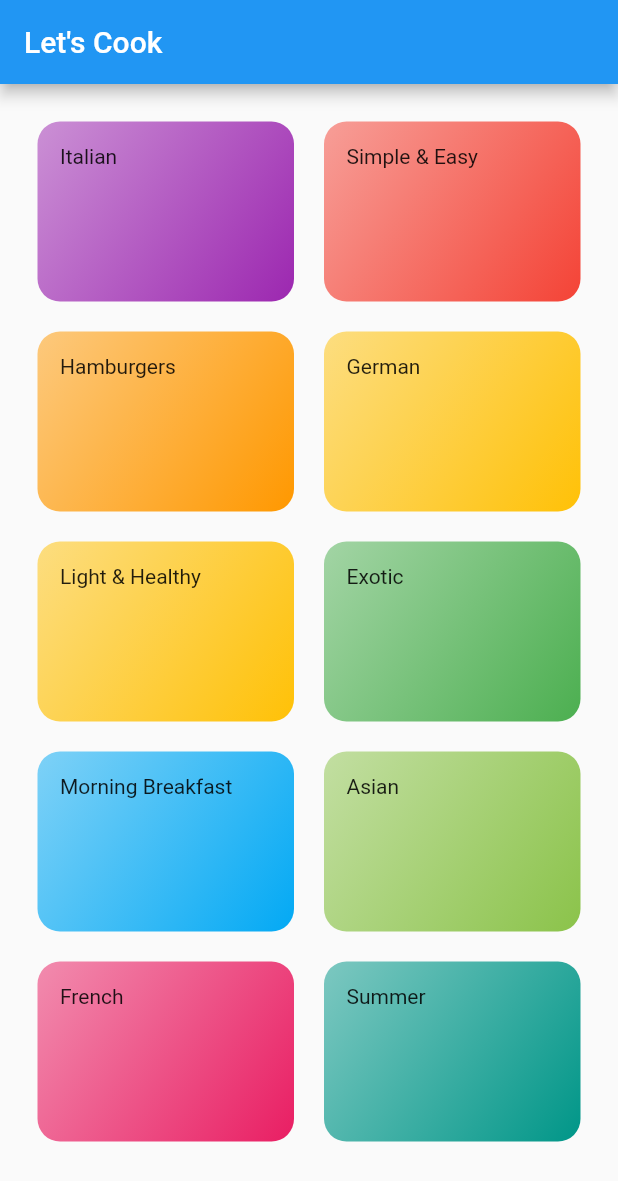
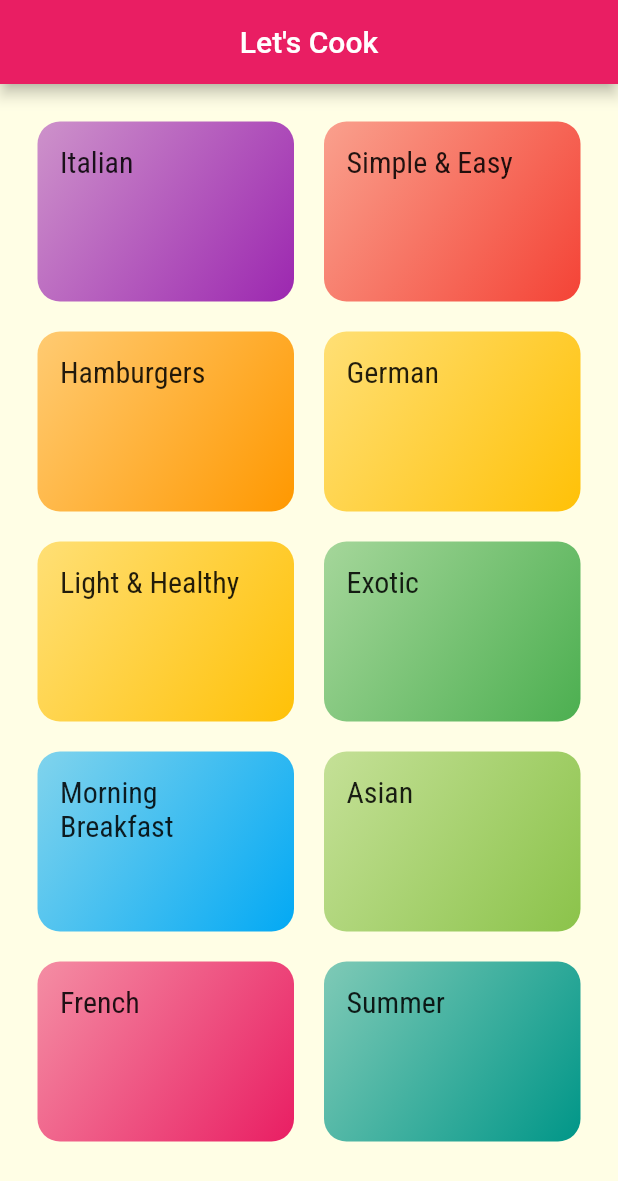
Before and after one commit to davmag91/meals, a Flutter app: the screen it shows after launch, on a phone screen of 412 x 824 dp. Shown: the top 1181 px of the screen. Run offline on Flutter 3.47's test engine with Material 2 defaults, Android fonts, the phone set to English and light mode, and no system bars.

Commit message:
Add themes

```diff
--- a/lib/components/category_item.dart
+++ b/lib/components/category_item.dart
@@ -10,7 +10,6 @@ class CategoryItem extends StatelessWidget {
   Widget build(BuildContext context) {
     return Container(
       padding: const EdgeInsets.all(15),
-      child: Text(category!.title),
       decoration: BoxDecoration(
         borderRadius: BorderRadius.circular(15),
         gradient: LinearGradient(
@@ -20,7 +19,12 @@ class CategoryItem extends StatelessWidget {
           ],
           begin: Alignment.topLeft,
           end: Alignment.bottomRight,
-          )),
+        ),
+      ),
+      child: Text(
+        category!.title,
+        style: Theme.of(context).textTheme.titleMedium,
+      ),
     );
   }
 }
--- a/lib/main.dart
+++ b/lib/main.dart
@@ -11,7 +11,19 @@ class MyApp extends StatelessWidget {
     return MaterialApp(
         title: 'Daily Meals',
         theme: ThemeData(
-          primarySwatch: Colors.blue,
+          colorScheme: ColorScheme.fromSwatch(primarySwatch: Colors.pink)
+              .copyWith(secondary: Colors.amber),
+          fontFamily: 'Raleway',
+          canvasColor: const Color.fromRGBO(255, 254, 229, 1),
+          textTheme: ThemeData.light().textTheme.copyWith(
+                titleMedium: const TextStyle(
+                  fontSize: 20,
+                  fontFamily: 'RobotoCondensed',
+                ),
+              ),
+          appBarTheme: const AppBarTheme(
+            centerTitle: true,
+          ),
         ),
         home: const CategoriesScreen());
   }
```
Lines whose indentation alone changed are shown as unchanged.
